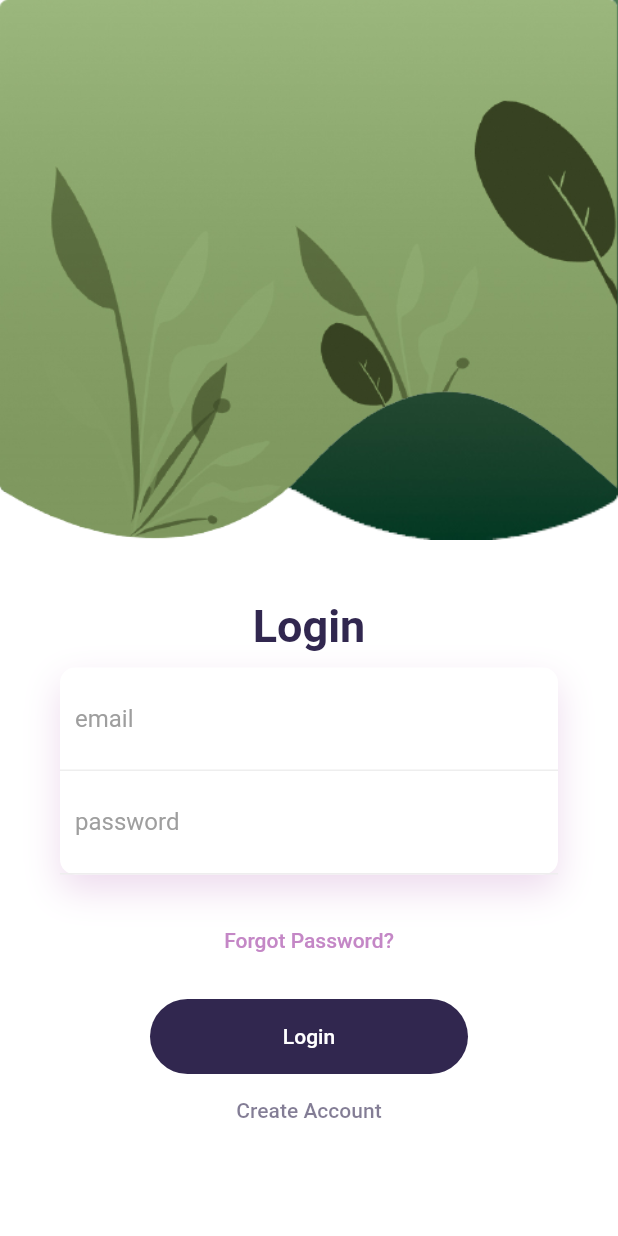
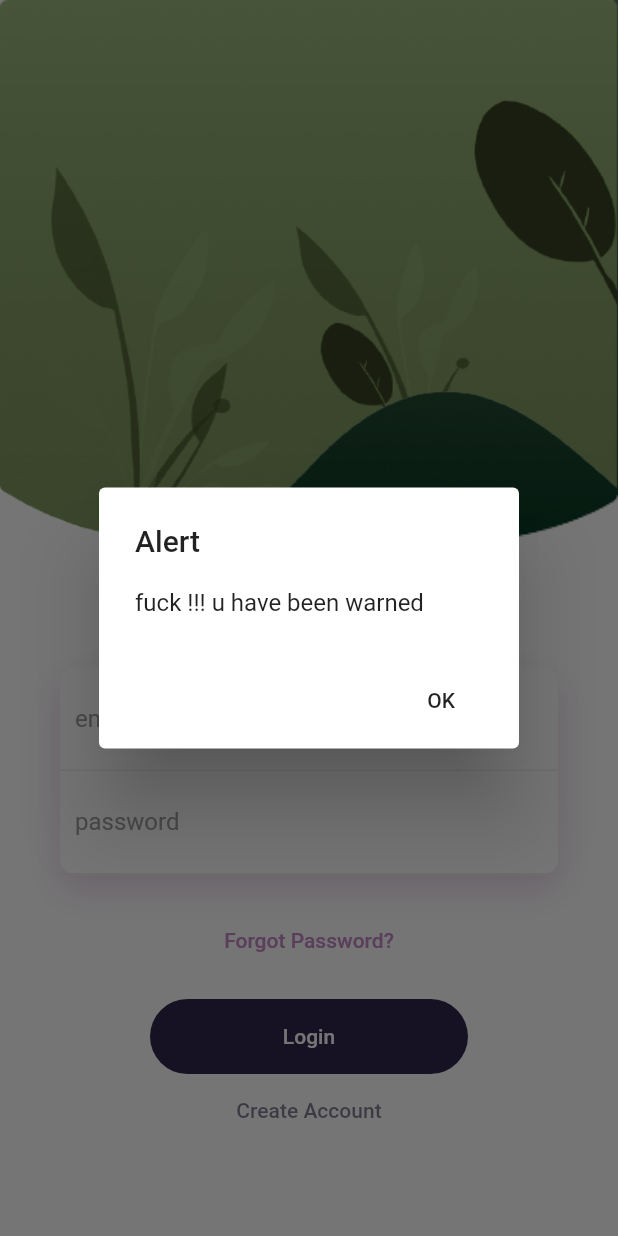
Before and after one commit to Purvajakale/contra_care, a Flutter app: the screen it shows after launch, after a tap on "Get Started", on a phone screen of 412 x 824 dp. Run offline on Flutter 3.47's test engine with Material 2 defaults, Android fonts, the phone set to English and light mode, and no system bars; our stand-ins replace firebase_auth, firebase_core, simple_animations; accounts and stored records are empty.

Commit message:
Update onboarding.dart

```diff
--- a/lib/onboarding.dart
+++ b/lib/onboarding.dart
@@ -271,9 +271,28 @@ class _onboardingState extends State<onboarding> {
     setState(() {});
   }
 
+  Future alertbox() async {
+    await showDialog(
+      context: context,
+      builder: (ctx) => AlertDialog(
+        title: Text('Alert'),
+        content: Text('fuck !!! u have been warned'),
+        actions: <Widget>[
+          FlatButton(
+            onPressed: () {
+              Navigator.of(ctx).pop();
+            },
+            child: Text('OK'),
+          )
+        ],
+      ),
+    );
+  }
+
   openLoginPage() {
     Navigator.push(
         context, MaterialPageRoute(builder: (context) => Login()));
+    alertbox();
   }
 }
 
```
